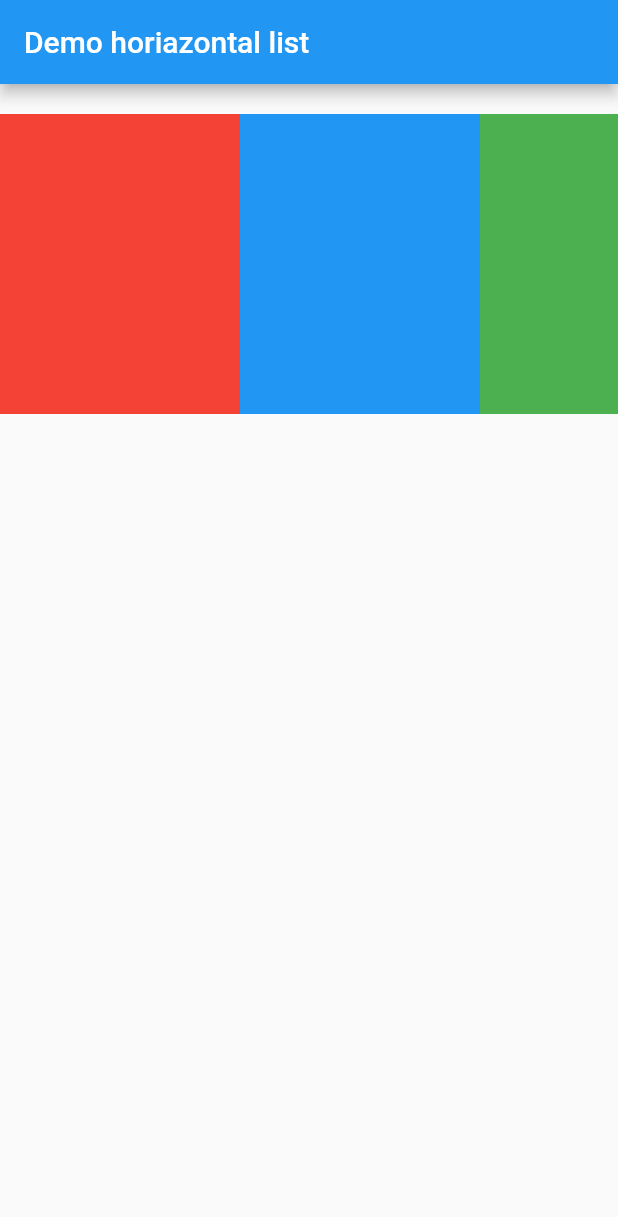
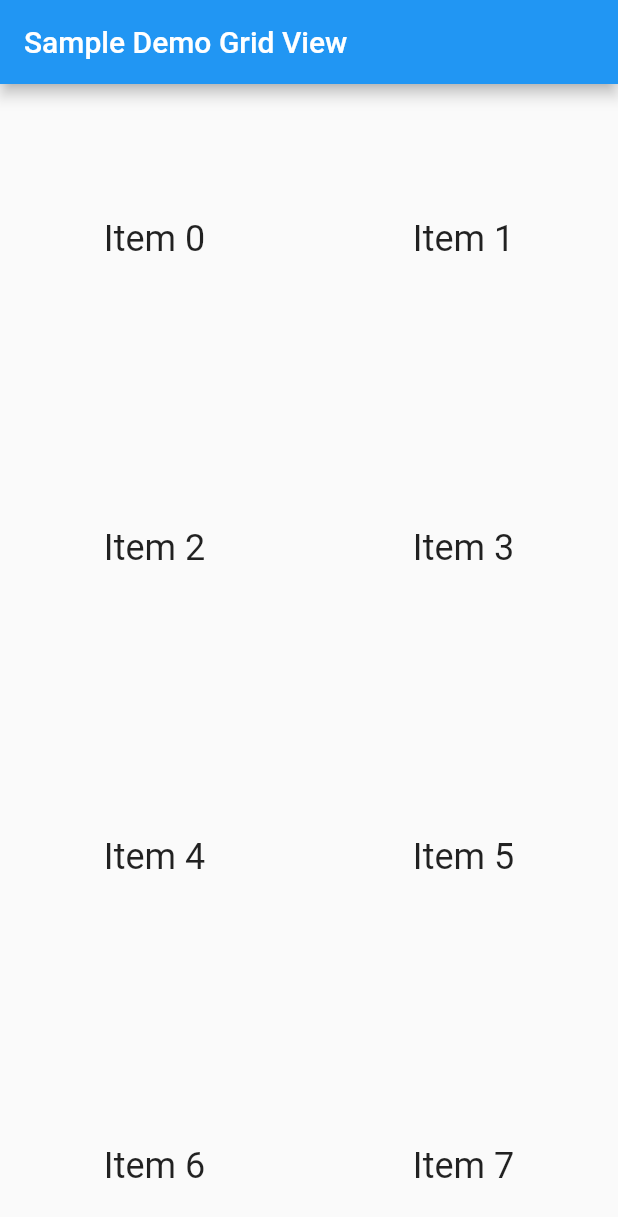
Before and after one commit to chimichi004/cookbook_flutter, a Flutter app: the screen it shows after launch, on a phone screen of 412 x 824 dp. Shown: the top 1217 px of the screen. Run offline on Flutter 3.47's test engine with Material 2 defaults, Android fonts, the phone set to English and light mode, and no system bars; our stand-ins replace cached_network_image, google_fonts, transparent_image.

Commit message:
Create a grid list

```diff
--- /dev/null
+++ b/lib/list/list_grid.dart
@@ -0,0 +1,29 @@
+// https://flutter.dev/docs/cookbook/lists/grid-lists
+
+import 'package:flutter/material.dart';
+
+class SampleGridListView extends StatelessWidget {
+  @override
+  Widget build(BuildContext context) {
+    final title = "Sample Demo Grid View";
+    return MaterialApp(
+      title: title,
+      home: Scaffold(
+        appBar: AppBar(
+          title: Text(title),
+        ),
+        body: GridView.count(
+          crossAxisCount: 2,
+          children: List.generate(100, (index) {
+            return Center(
+              child: Text(
+                'Item $index',
+                style: Theme.of(context).textTheme.headline5,
+              ),
+            );
+          }),
+        ),
+      ),
+    );
+  }
+}
--- a/lib/main.dart
+++ b/lib/main.dart
@@ -34,7 +34,8 @@ import 'package:google_fonts/google_fonts.dart';
 
 /*List */
 //import 'list/list_standard.dart';
-import 'list/list_horizontal.dart';
+//import 'list/list_horizontal.dart';
+import 'list/list_grid.dart';
 
 main() {
   // runApp(MaterialApp(
@@ -48,7 +49,7 @@ class MyApp extends StatelessWidget {
   // This widget is the root of your application.
   @override
   Widget build(BuildContext context) {
-    return HorizontalList();
+    return SampleGridListView();
 
     // return MaterialApp(
     //   title: appTitle,
```
